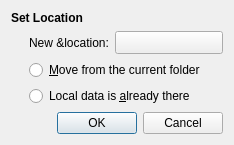
First picture: the form in src/router/transmission/qt/RelocateDialog.ui, repository mirror/dd-wrt, before the edit.
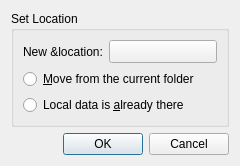
Second picture: the form after the edit. Custom widgets are drawn as their Qt base class.

```diff
--- a/src/router/transmission/qt/RelocateDialog.ui
+++ b/src/router/transmission/qt/RelocateDialog.ui
@@ -6,8 +6,8 @@
    <rect>
     <x>0</x>
     <y>0</y>
-    <width>333</width>
-    <height>155</height>
+    <width>275</width>
+    <height>170</height>
    </rect>
   </property>
   <property name="windowTitle">
@@ -18,20 +18,11 @@
     <enum>QLayout::SetFixedSize</enum>
    </property>
    <item>
-    <widget class="QLabel" name="setLocationSectionLabel">
-     <property name="styleSheet">
-      <string notr="true">font-weight:bold</string>
-     </property>
-     <property name="text">
+    <widget class="QGroupBox" name="setLocationSection">
+     <property name="title">
       <string>Set Location</string>
      </property>
-    </widget>
-   </item>
-   <item>
     <layout class="QGridLayout" name="setLocationSectionLayout" columnstretch="0,1">
-     <property name="leftMargin">
-      <number>18</number>
-     </property>
      <item row="0" column="0">
       <widget class="QLabel" name="newLocationLabel">
        <property name="text">
@@ -60,6 +51,7 @@
       </widget>
      </item>
     </layout>
+    </widget>
    </item>
    <item>
     <widget class="QDialogButtonBox" name="dialogButtons">
```
Lines whose indentation alone changed are shown as unchanged.
